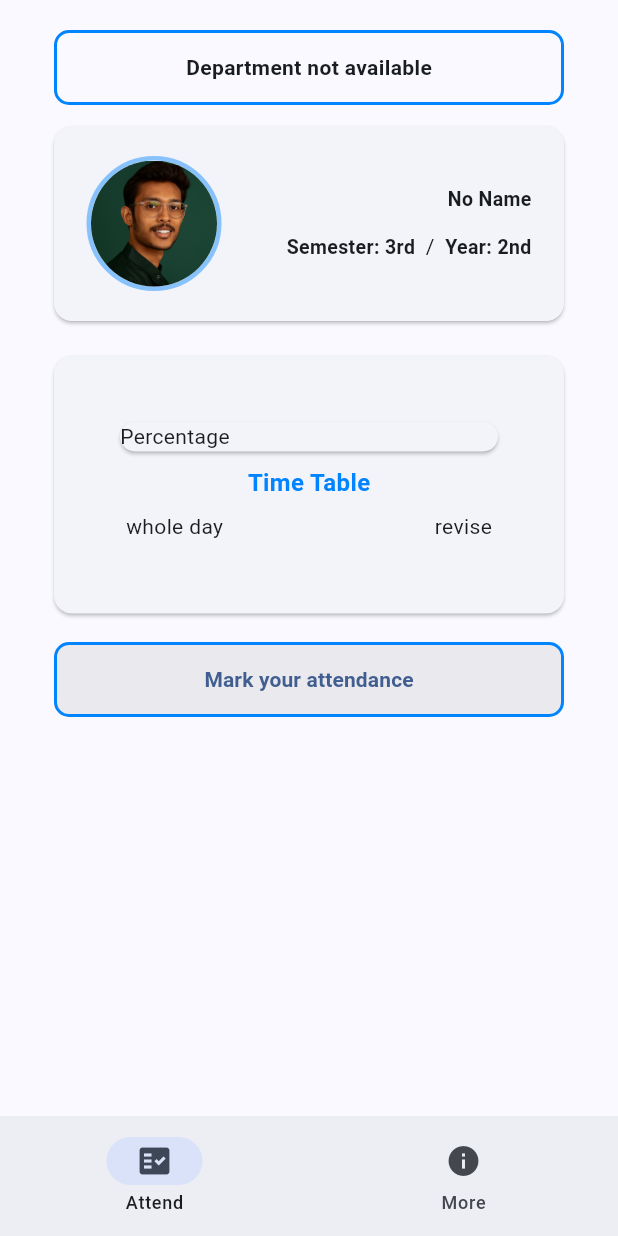
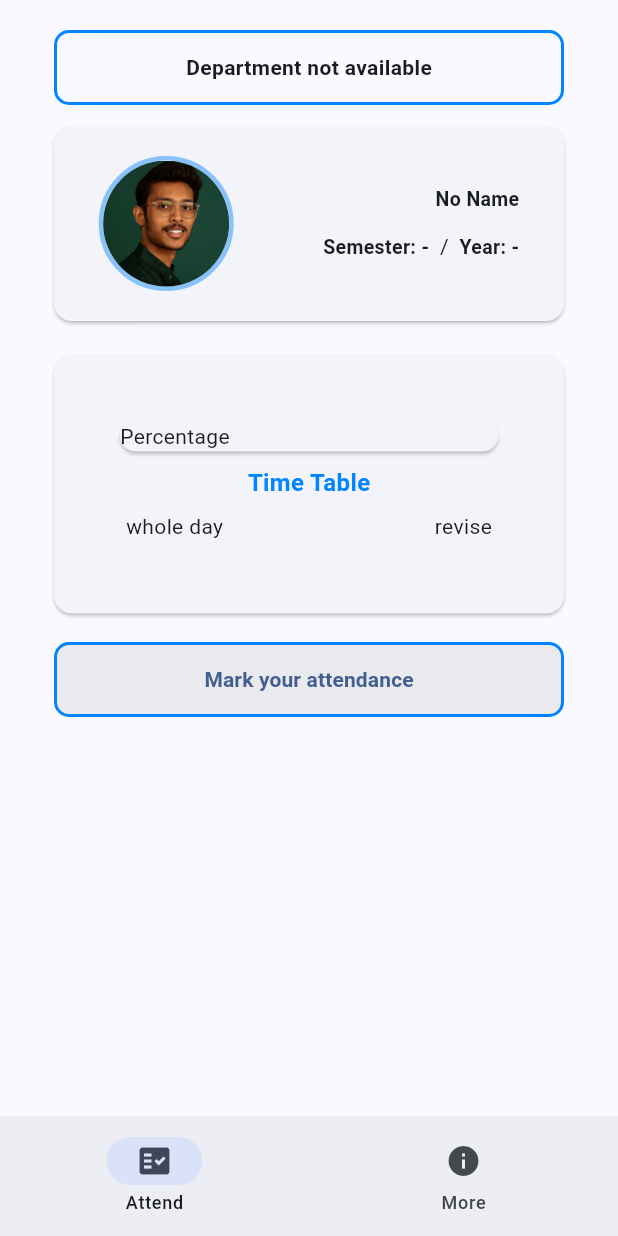
Before and after one commit to deev-narayan/Attendo_BBAU, a Flutter app: the Profile screen opened directly, on a phone screen of 412 x 824 dp. Run offline on Flutter 3.47's test engine with Material 3 defaults, Android fonts, the phone set to English and light mode, and no system bars; our stand-ins replace webview_flutter.

Commit message:
sem year is automated

```diff
--- a/lib/data/notifires.dart
+++ b/lib/data/notifires.dart
@@ -3,3 +3,5 @@ import 'package:flutter/material.dart';
 ValueNotifier<String> nameNotifier = ValueNotifier("");
 ValueNotifier<String> departmentNotifier = ValueNotifier("");
 ValueNotifier<String> profileImageNotifier = ValueNotifier("");
+ValueNotifier<int?> yearNotifier = ValueNotifier(null);
+ValueNotifier<int?> semesterNotifier = ValueNotifier(null);
--- a/lib/pages/profile.dart
+++ b/lib/pages/profile.dart
@@ -1,4 +1,3 @@
-import 'dart:ui';
 import 'dart:convert';
 import 'package:attendo/data/notifires.dart';
 import 'package:attendo/pages/user_validation.dart';
@@ -100,7 +99,12 @@ class _ProfileState extends State<Profile> {
                                   decoration: BoxDecoration(
                                     shape: BoxShape.circle, // circular border
                                     border: Border.all(
-                                      color: Color.fromARGB(113, 0, 132, 255), // border color
+                                      color: Color.fromARGB(
+                                        113,
+                                        0,
+                                        132,
+                                        255,
+                                      ), // border color
                                       width: 3, // border width
                                     ),
                                   ),
@@ -109,7 +113,8 @@ class _ProfileState extends State<Profile> {
                                       100,
                                     ), // circular image
                                     child:
-                                        imgUrl.isNotEmpty && imgUrl != "Not Found"
+                                        imgUrl.isNotEmpty &&
+                                            imgUrl != "Not Found"
                                         ? Image.network(
                                             imgUrl,
                                             height: 90,
@@ -146,23 +151,37 @@ class _ProfileState extends State<Profile> {
                                 ),
                                 const SizedBox(height: 12),
                                 Row(
-                                  children: const [
-                                    Text(
-                                      "Semester: 3rd",
-                                      style: TextStyle(
+                                  children: [
+                                    // Semester
+                                    ValueListenableBuilder<int?>(
+                                      valueListenable: semesterNotifier,
+                                      builder: (context, sem, _) {
+                                        return Text(
+                                          "Semester: ${sem ?? "-"}",
+                                          style: const TextStyle(
                                             fontSize: 13,
                                             fontWeight: FontWeight.w600,
                                           ),
+                                        );
+                                      },
                                     ),
-                                    SizedBox(width: 7),
-                                    Text("/"),
-                                    SizedBox(width: 7),
-                                    Text(
-                                      "Year: 2nd",
-                                      style: TextStyle(
+
+                                    const SizedBox(width: 7),
+                                    const Text("/"),
+                                    const SizedBox(width: 7),
+
+                                    // Year
+                                    ValueListenableBuilder<int?>(
+                                      valueListenable: yearNotifier,
+                                      builder: (context, year, _) {
+                                        return Text(
+                                          "Year: ${year ?? "-"}",
+                                          style: const TextStyle(
                                             fontSize: 13,
                                             fontWeight: FontWeight.w600,
                                           ),
+                                        );
+                                      },
                                     ),
                                   ],
                                 ),
@@ -221,7 +240,8 @@ class _ProfileState extends State<Profile> {
                                   child: Row(
                                     mainAxisAlignment:
                                         MainAxisAlignment.spaceBetween,
-                                    crossAxisAlignment: CrossAxisAlignment.start,
+                                    crossAxisAlignment:
+                                        CrossAxisAlignment.start,
                                     children: [
                                       Text(entry.key),
                                       Text("${entry.value}"),
@@ -272,10 +292,12 @@ class _ProfileState extends State<Profile> {
           ),
         ),
       ),
-      bottomNavigationBar: NavigationBar(destinations: [
+      bottomNavigationBar: NavigationBar(
+        destinations: [
           NavigationDestination(icon: Icon(Icons.fact_check), label: "Attend"),
           NavigationDestination(icon: Icon(Icons.info_sharp), label: "More"),
-      ]),
+        ],
+      ),
     );
   }
 }
```
Also changed, not shown: lib/pages/login_test.dart (+86 -13 lines). Lines whose indentation alone changed are shown as unchanged.
